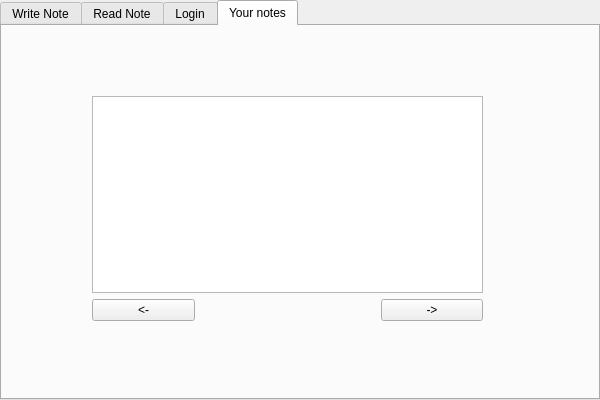
The window that desktop/ui_files/app.ui (sergnator/notesservice) describes before a commit, drawn with Qt 5.
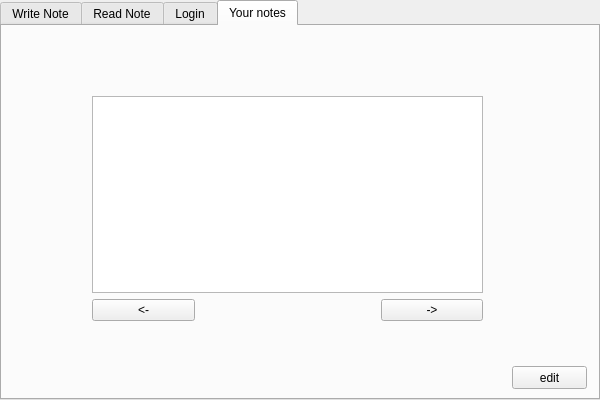
The same window after the commit. The open tabs and pages were chosen to show the change.

```diff
--- a/desktop/ui_files/app.ui
+++ b/desktop/ui_files/app.ui
@@ -252,7 +252,7 @@
     <attribute name="title">
      <string>Your notes</string>
     </attribute>
-    <widget class="QWidget" name="">
+    <widget class="QWidget" name="layoutWidget">
      <property name="geometry">
       <rect>
        <x>90</x>
@@ -297,6 +297,19 @@
       </item>
      </layout>
     </widget>
+    <widget class="QPushButton" name="edit_button">
+     <property name="geometry">
+      <rect>
+       <x>510</x>
+       <y>340</y>
+       <width>75</width>
+       <height>23</height>
+      </rect>
+     </property>
+     <property name="text">
+      <string>edit</string>
+     </property>
+    </widget>
    </widget>
   </widget>
  </widget>
```
Left out of the diff: 2 changed lines with no effect on the pictures.
